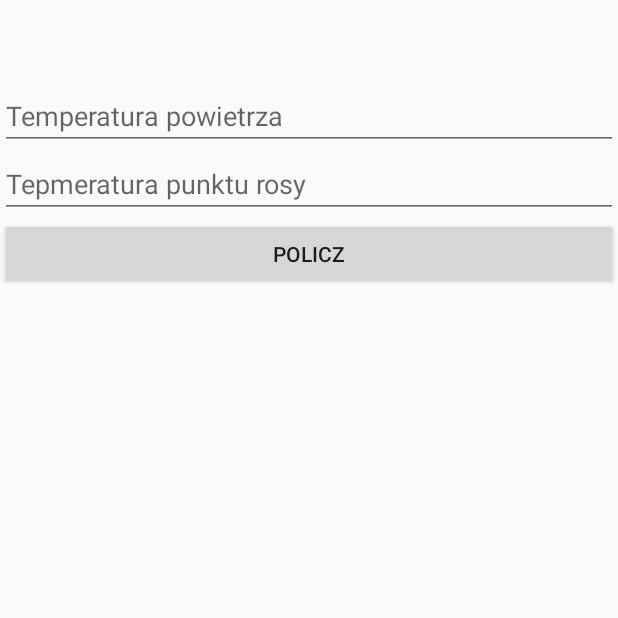
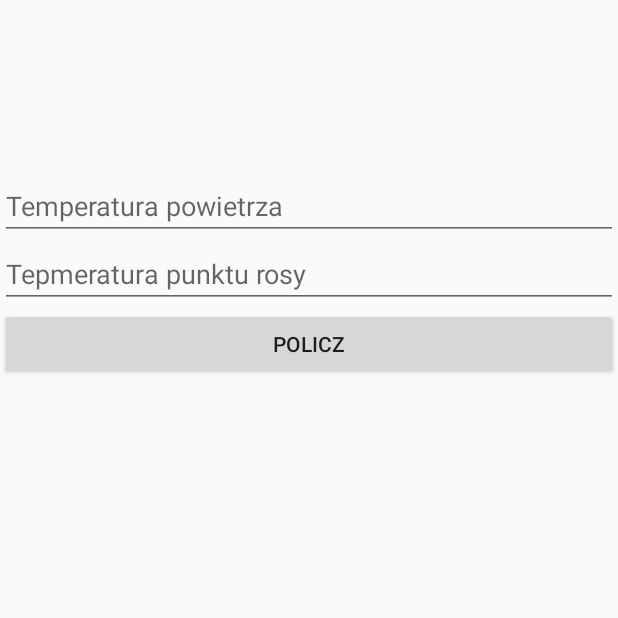
Before and after one commit to monduls/MeteoApp, an Android app: the fragment CloudFragment shown on its own in the app's theme, on a phone screen of 412 x 824 dp, the top half of it. Run offline under Robolectric (Android 15) with nearby library versions, the phone set to English and light mode, and no system bars.

```diff
--- a/app/src/main/res/layout/activity_main.xml
+++ b/app/src/main/res/layout/activity_main.xml
@@ -42,14 +42,12 @@
             <android.support.design.widget.TabLayout
                 android:layout_width="match_parent"
                 android:layout_height="wrap_content"
-                android:layout_gravity="bottom"/>
-
+                android:layout_gravity="bottom"
+                android:id="@+id/tab_layout"/>
 
         </android.support.design.widget.CollapsingToolbarLayout>
 
     </android.support.design.widget.AppBarLayout>
-
-
 
     <android.support.v4.widget.NestedScrollView
         android:layout_width="match_parent"
--- a/app/src/main/res/layout/fragment_cloud.xml
+++ b/app/src/main/res/layout/fragment_cloud.xml
@@ -3,6 +3,7 @@
     android:layout_width="match_parent"
     android:layout_height="match_parent"
     android:orientation="vertical"
+    android:paddingTop="40dp"
     tools:context="com.example.lenovo.meteoapp.CloudFragment">
 
 
@@ -18,6 +19,7 @@
         android:layout_height="wrap_content"
         android:textSize="20dp"
         android:textAlignment="center"
+        android:paddingBottom="20dp"
         android:textColor="@color/colorAccent"
         android:id="@+id/cloud_base_feet_view"/>
     <EditText
--- a/app/src/main/res/layout/fragment_equivalent.xml
+++ b/app/src/main/res/layout/fragment_equivalent.xml
@@ -2,6 +2,7 @@
     xmlns:tools="http://schemas.android.com/tools"
     android:layout_width="match_parent"
     android:layout_height="match_parent"
+    android:paddingTop="40dp"
     android:orientation="vertical"
     tools:context="com.example.lenovo.meteoapp.EquivalentFragment">
 
@@ -11,6 +12,7 @@
       android:layout_height="wrap_content"
       android:textSize="40dp"
       android:textAlignment="center"
+      android:paddingBottom="20dp"
       android:textColor="@color/colorAccent"
       android:id="@+id/equivalent_result_view" />
 
--- a/app/src/main/res/layout/fragment_humidity.xml
+++ b/app/src/main/res/layout/fragment_humidity.xml
@@ -2,6 +2,7 @@
     xmlns:tools="http://schemas.android.com/tools"
     android:layout_width="match_parent"
     android:layout_height="match_parent"
+    android:paddingTop="40dp"
     android:orientation="vertical"
     tools:context="com.example.lenovo.meteoapp.HumidityFragment">
 
@@ -18,6 +19,7 @@
         android:layout_height="wrap_content"
         android:textSize="20dp"
         android:textAlignment="center"
+        android:paddingBottom="20dp"
         android:textColor="@color/colorAccent"
         android:id="@+id/humidity_avg_view"/>
     <EditText
--- a/app/src/main/res/layout/fragment_temperature.xml
+++ b/app/src/main/res/layout/fragment_temperature.xml
@@ -2,6 +2,7 @@
     xmlns:tools="http://schemas.android.com/tools"
     android:layout_width="match_parent"
     android:layout_height="match_parent"
+    android:paddingTop="40dp"
     android:orientation="vertical"
     tools:context="com.example.lenovo.meteoapp.TemperatureFragment">
 
@@ -17,6 +18,7 @@
         android:layout_height="wrap_content"
         android:textSize="20dp"
         android:textAlignment="center"
+        android:paddingBottom="20dp"
         android:textColor="@color/colorAccent"
         android:id="@+id/temperature_av_view"/>
     <EditText
--- a/app/src/main/res/values/colors.xml
+++ b/app/src/main/res/values/colors.xml
@@ -1,6 +1,6 @@
 <?xml version="1.0" encoding="utf-8"?>
 <resources>
-    <color name="colorPrimary">#3F51B5</color>
-    <color name="colorPrimaryDark">#303F9F</color>
-    <color name="colorAccent">#FF4081</color>
+    <color name="colorPrimary">#A2AFB8</color>
+    <color name="colorPrimaryDark">#BCC9D2</color>
+    <color name="colorAccent">#728431</color>
 </resources>
```
Also changed, not shown: app/src/main/java/com/example/lenovo/meteoapp/MainActivity.java (+25 -3 lines).
